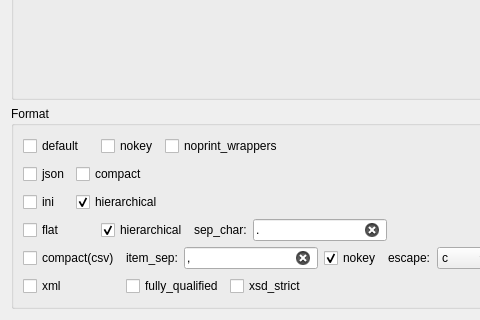
The window that widgets/exportwg.ui (SunStorm2018/media-debuger) describes before a commit, drawn with Qt 5; both pictures show x 0 to 480 and y 165 to 485 of the 861 by 485 pixel window.
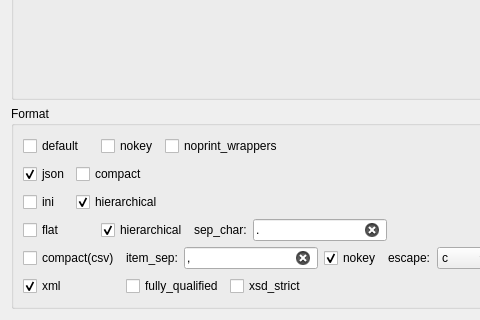
The same window after the commit.

Commit message:
fix: fix the export function
1.set json and xml as default save option

```diff
--- a/widgets/exportwg.ui
+++ b/widgets/exportwg.ui
@@ -391,6 +391,9 @@
         <property name="text">
          <string>json</string>
         </property>
+        <property name="checked">
+         <bool>true</bool>
+        </property>
        </widget>
       </item>
       <item row="1" column="1" colspan="3">
@@ -527,6 +530,9 @@
         <property name="text">
          <string>xml</string>
         </property>
+        <property name="checked">
+         <bool>true</bool>
+        </property>
        </widget>
       </item>
      </layout>
```
The commit also changes 1 other file.
